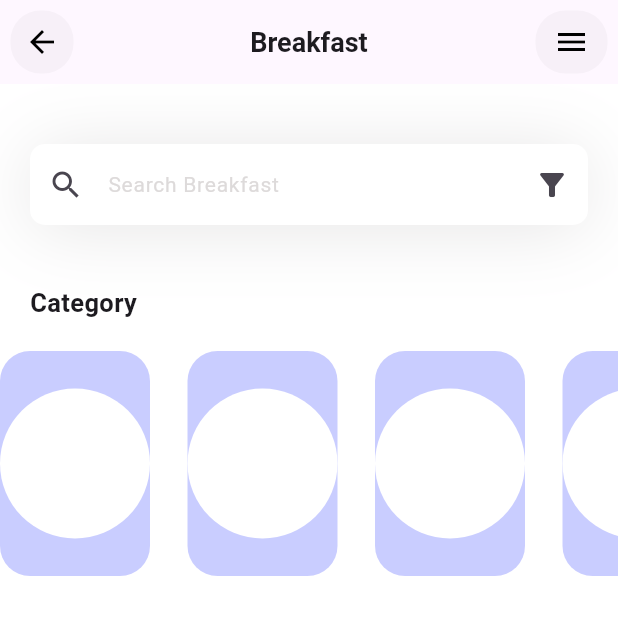
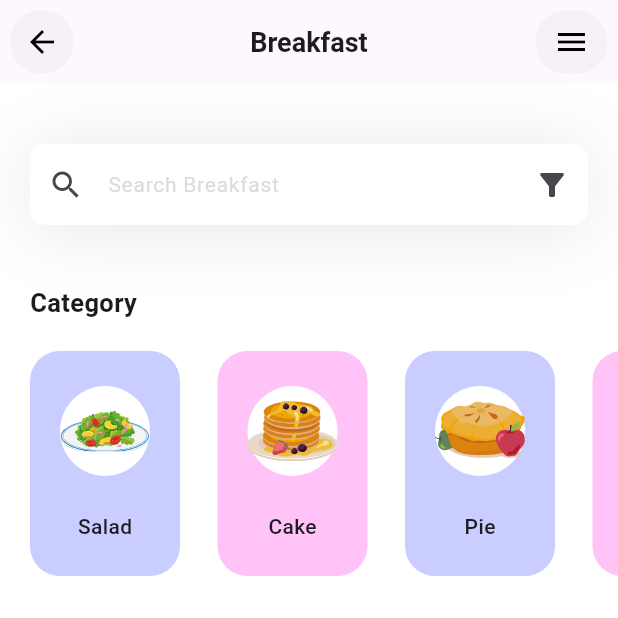
Before and after one commit to gedeastu/Fitness_App_Simple, a Flutter app: the screen it shows after launch, on a phone screen of 412 x 824 dp, the top half of it. Run offline on Flutter 3.47's test engine with Material 3 defaults, Android fonts, the phone set to English and light mode, and no system bars; our stand-ins replace flutter_svg; Roboto replaces fonts that are missing (Plus Jakarta Sans).

Commit message:
categories section : done

```diff
--- a/fitness/lib/components/AppBarWidget.dart
+++ b/fitness/lib/components/AppBarWidget.dart
@@ -8,7 +8,7 @@ AppBar AppBarWidget() {
           height: 100,
           width: 100,
           margin: const EdgeInsets.all(7.0),
-          decoration: BoxDecoration(borderRadius: BorderRadius.circular(20.0),color: Color.fromARGB(20, 161, 161, 161)),
+          decoration: BoxDecoration(borderRadius: BorderRadius.circular(20.0),color: const Color.fromARGB(20, 161, 161, 161)),
           child: IconButton(onPressed:(){}, icon: const Icon(Icons.arrow_back),color: Colors.black, alignment: Alignment.center,),
         ),
       ),
--- a/fitness/lib/main.dart
+++ b/fitness/lib/main.dart
@@ -14,7 +14,7 @@ class Home extends StatelessWidget {
     return MaterialApp(
       debugShowCheckedModeBanner: false,
       theme: ThemeData(fontFamily: 'Plus Jakarta Sans'),
-      home: Breakfast(),
+      home: const Breakfast(),
     );
   }
 }
--- a/fitness/lib/models/category_model.dart
+++ b/fitness/lib/models/category_model.dart
@@ -19,7 +19,7 @@ class Category{
     );
 
     categories.add(
-      Category(name: "Cake", icon: 'assets/cake.svg', boxColor: const Color.fromARGB(255, 121, 130, 254))
+      Category(name: "Cake", icon: 'assets/cake.svg', boxColor: const Color.fromARGB(255, 254, 106, 237))
     );
 
     categories.add(
@@ -27,7 +27,7 @@ class Category{
     );
 
     categories.add(
-      Category(name: "Smoothie", icon: 'assets/fruit.svg', boxColor: const Color.fromARGB(255, 121, 130, 254))
+      Category(name: "Smoothie", icon: 'assets/fruit.svg', boxColor: const Color.fromARGB(255, 254, 106, 237))
     );
 
     return categories;
--- a/fitness/lib/pages/breakfast.dart
+++ b/fitness/lib/pages/breakfast.dart
@@ -1,10 +1,11 @@
 import 'package:fitness/components/AppBarWidget.dart';
 import 'package:fitness/models/category_model.dart';
 import 'package:flutter/material.dart';
+import 'package:flutter_svg/svg.dart';
 
 // ignore: must_be_immutable
 class Breakfast extends StatefulWidget {
-  Breakfast({super.key});
+  const Breakfast({super.key});
 
   @override
   State<Breakfast> createState() => _BreakfastState();
@@ -36,6 +37,17 @@ class _BreakfastState extends State<Breakfast> {
           children: [
             _searchField(),
             const SizedBox(height: 40.0,),
+            _categoriesSection(),
+          ],
+        ),
+      ),
+    );
+  }
+
+  Column _categoriesSection() {
+    return Column(
+            crossAxisAlignment: CrossAxisAlignment.start,
+            children: [
               const Padding(
                 padding: EdgeInsets.only(left: 20,right: 20),
                 child: Column(
@@ -45,33 +57,42 @@ class _BreakfastState extends State<Breakfast> {
                 ),
               ),
               const SizedBox(height: 20.0,),
-            Container(
+            SizedBox(
             height: 150,
             child: ListView.separated(
               scrollDirection: Axis.horizontal,
+              padding: const EdgeInsets.only(left: 20,right: 20),
               itemCount: categories.length,
               itemBuilder: (context, index) {
                 return Container(
                   width: 100,
+                  height: 100,
                   decoration: BoxDecoration(
                    color:  categories[index].boxColor.withOpacity(0.4),
                    borderRadius: BorderRadius.circular(20.0)
                   ),
-                    child: Container(
-                      decoration: BoxDecoration(
+                  child: Column(
+                    mainAxisAlignment: MainAxisAlignment.spaceEvenly,
+                    children: [
+                      Container(
+                        height: 60,
+                        width: 60,
+                        decoration: const BoxDecoration(
                           color: Colors.white,
-                        shape: BoxShape.circle
+                          shape: BoxShape.circle,
                         ),
+                        child: SvgPicture.asset(categories[index].icon),
+                      ),
+                      Text(categories[index].name,style: const TextStyle(fontWeight: FontWeight.w500),)
+                    ],
                   ),
                 );
               }, separatorBuilder: (BuildContext context, int index) {
-                  return SizedBox(width:25);
+                return const SizedBox(width:25);
                },
             ),
           )
             ],
-        ),
-      ),
           );
   }
 
```
Also changed, not shown: 1 other file. Lines whose indentation alone changed are shown as unchanged.
